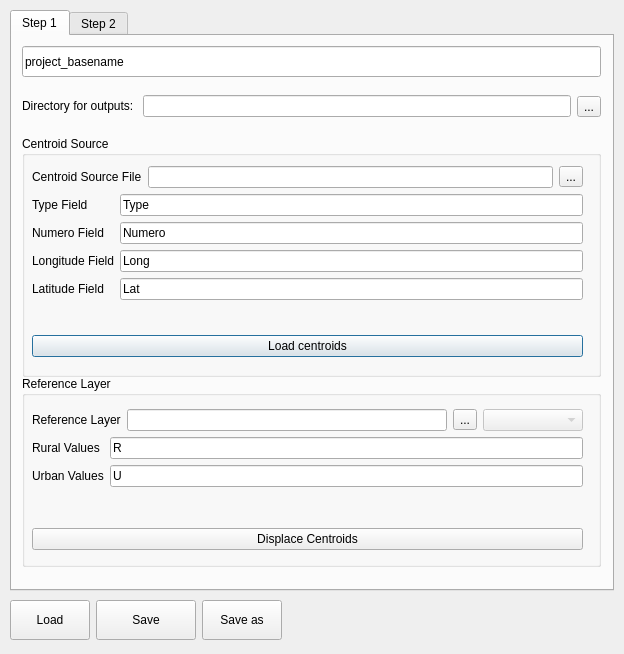
The window that plugin/mics_geocode_plugin_dialog.ui (unicef-drp/mics-geocoding) describes before a commit, drawn with Qt 5.
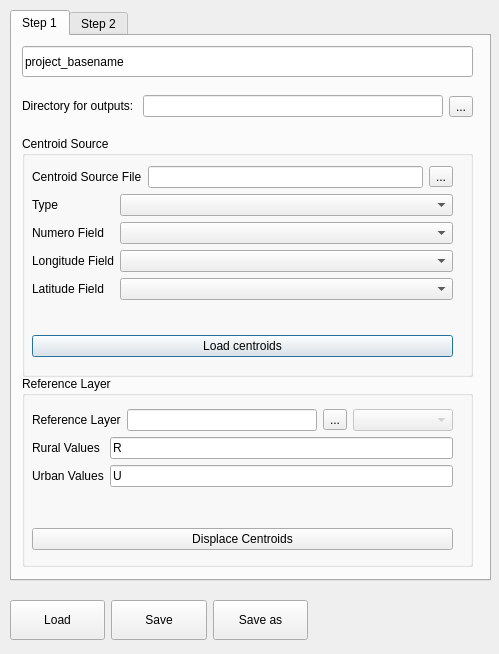
The same window after the commit. The open tabs and pages were chosen to show the change. Icons and pictures are not drawn.

The edit to the form file:
```diff
--- a/plugin/mics_geocode_plugin_dialog.ui
+++ b/plugin/mics_geocode_plugin_dialog.ui
@@ -6,7 +6,7 @@
    <rect>
     <x>0</x>
     <y>0</y>
-    <width>624</width>
+    <width>499</width>
     <height>654</height>
    </rect>
   </property>
@@ -18,8 +18,8 @@
     <rect>
      <x>10</x>
      <y>10</y>
-     <width>604</width>
-     <height>581</height>
+     <width>481</width>
+     <height>571</height>
     </rect>
    </property>
    <layout class="QVBoxLayout" name="verticalLayout">
@@ -52,7 +52,7 @@
          <rect>
           <x>10</x>
           <y>10</y>
-          <width>579</width>
+          <width>451</width>
           <height>31</height>
          </rect>
         </property>
@@ -65,7 +65,7 @@
          <rect>
           <x>10</x>
           <y>50</y>
-          <width>579</width>
+          <width>451</width>
           <height>41</height>
          </rect>
         </property>
@@ -110,7 +110,7 @@
          <rect>
           <x>10</x>
           <y>100</y>
-          <width>579</width>
+          <width>451</width>
           <height>241</height>
          </rect>
         </property>
@@ -137,7 +137,7 @@
           <rect>
            <x>0</x>
            <y>20</y>
-           <width>571</width>
+           <width>441</width>
            <height>211</height>
           </rect>
          </property>
@@ -185,90 +185,6 @@
            </layout>
           </item>
           <item>
-           <widget class="QStackedWidget" name="stackFields">
-            <property name="currentIndex">
-             <number>1</number>
-            </property>
-            <widget class="QWidget" name="pageAuto">
-             <widget class="QWidget" name="layoutWidget">
-              <property name="geometry">
-               <rect>
-                <x>0</x>
-                <y>0</y>
-                <width>551</width>
-                <height>121</height>
-               </rect>
-              </property>
-              <layout class="QFormLayout" name="formLayout">
-               <item row="0" column="0">
-                <widget class="QLabel" name="typeFieldLabel_3">
-                 <property name="text">
-                  <string>Type Field</string>
-                 </property>
-                </widget>
-               </item>
-               <item row="0" column="1">
-                <widget class="QLineEdit" name="typeFieldLineEdit">
-                 <property name="text">
-                  <string>Type</string>
-                 </property>
-                </widget>
-               </item>
-               <item row="1" column="0">
-                <widget class="QLabel" name="numeroFieldLabel">
-                 <property name="text">
-                  <string>Numero Field</string>
-                 </property>
-                </widget>
-               </item>
-               <item row="1" column="1">
-                <widget class="QLineEdit" name="numeroFieldLineEdit">
-                 <property name="text">
-                  <string>Numero</string>
-                 </property>
-                </widget>
-               </item>
-               <item row="2" column="0">
-                <widget class="QLabel" name="longitudeFieldLabel_3">
-                 <property name="text">
-                  <string>Longitude Field</string>
-                 </property>
-                </widget>
-               </item>
-               <item row="2" column="1">
-                <widget class="QLineEdit" name="longitudeFieldLineEdit">
-                 <property name="text">
-                  <string>Long</string>
-                 </property>
-                </widget>
-               </item>
-               <item row="3" column="0">
-                <widget class="QLabel" name="latitudeFieldLabel_3">
-                 <property name="text">
-                  <string>Latitude Field</string>
-                 </property>
-                </widget>
-               </item>
-               <item row="3" column="1">
-                <widget class="QLineEdit" name="latitudeFieldLineEdit">
-                 <property name="text">
-                  <string>Lat</string>
-                 </property>
-                </widget>
-               </item>
-              </layout>
-             </widget>
-            </widget>
-            <widget class="QWidget" name="pageManual">
-             <widget class="QWidget" name="layoutWidget">
-              <property name="geometry">
-               <rect>
-                <x>0</x>
-                <y>0</y>
-                <width>551</width>
-                <height>141</height>
-               </rect>
-              </property>
               <layout class="QFormLayout" name="formLayout_3">
                <item row="0" column="0">
                 <widget class="QLabel" name="typeFieldLabel_2">
@@ -311,9 +227,6 @@
                 <widget class="QComboBox" name="latitudeFieldComboBox"/>
                </item>
               </layout>
-             </widget>
-            </widget>
-           </widget>
           </item>
           <item>
            <widget class="QPushButton" name="loadCentroidsButton">
@@ -330,7 +243,7 @@
          <rect>
           <x>10</x>
           <y>340</y>
-          <width>579</width>
+          <width>451</width>
           <height>191</height>
          </rect>
         </property>
@@ -354,7 +267,7 @@
           <rect>
            <x>0</x>
            <y>23</y>
-           <width>571</width>
+           <width>441</width>
            <height>161</height>
           </rect>
          </property>
@@ -489,7 +402,7 @@
     <rect>
      <x>10</x>
      <y>600</y>
-     <width>291</width>
+     <width>481</width>
      <height>51</height>
     </rect>
    </property>
@@ -503,7 +416,7 @@
     <item>
      <widget class="QPushButton" name="loadConfigButton">
       <property name="sizePolicy">
-       <sizepolicy hsizetype="Maximum" vsizetype="Fixed">
+       <sizepolicy hsizetype="Expanding" vsizetype="Fixed">
         <horstretch>0</horstretch>
         <verstretch>0</verstretch>
        </sizepolicy>
@@ -522,7 +435,7 @@
     <item>
      <widget class="QPushButton" name="saveConfigButton">
       <property name="sizePolicy">
-       <sizepolicy hsizetype="Maximum" vsizetype="Fixed">
+       <sizepolicy hsizetype="Expanding" vsizetype="Fixed">
         <horstretch>0</horstretch>
         <verstretch>0</verstretch>
        </sizepolicy>
@@ -547,7 +460,7 @@
     <item>
      <widget class="QPushButton" name="saveConfigAsButton">
       <property name="sizePolicy">
-       <sizepolicy hsizetype="Maximum" vsizetype="Fixed">
+       <sizepolicy hsizetype="Expanding" vsizetype="Fixed">
         <horstretch>0</horstretch>
         <verstretch>0</verstretch>
        </sizepolicy>
@@ -563,17 +476,8 @@
       </property>
      </widget>
     </item>
-   </layout>
-  </widget>
+    <item>
   <widget class="QLabel" name="labelLogo">
-   <property name="geometry">
-    <rect>
-     <x>339</x>
-     <y>605</y>
-     <width>259</width>
-     <height>35</height>
-    </rect>
-   </property>
    <property name="sizePolicy">
     <sizepolicy hsizetype="Fixed" vsizetype="Preferred">
      <horstretch>0</horstretch>
@@ -582,7 +486,13 @@
    </property>
    <property name="minimumSize">
     <size>
-     <width>259</width>
+        <width>177</width>
+        <height>35</height>
+       </size>
+      </property>
+      <property name="maximumSize">
+       <size>
+        <width>16777215</width>
      <height>35</height>
     </size>
    </property>
@@ -595,6 +505,9 @@
    <property name="scaledContents">
     <bool>true</bool>
    </property>
+     </widget>
+    </item>
+   </layout>
   </widget>
  </widget>
  <resources/>
```
Left out of the diff: 3 changed lines with no effect on the pictures. Lines whose indentation alone changed are shown as unchanged.
